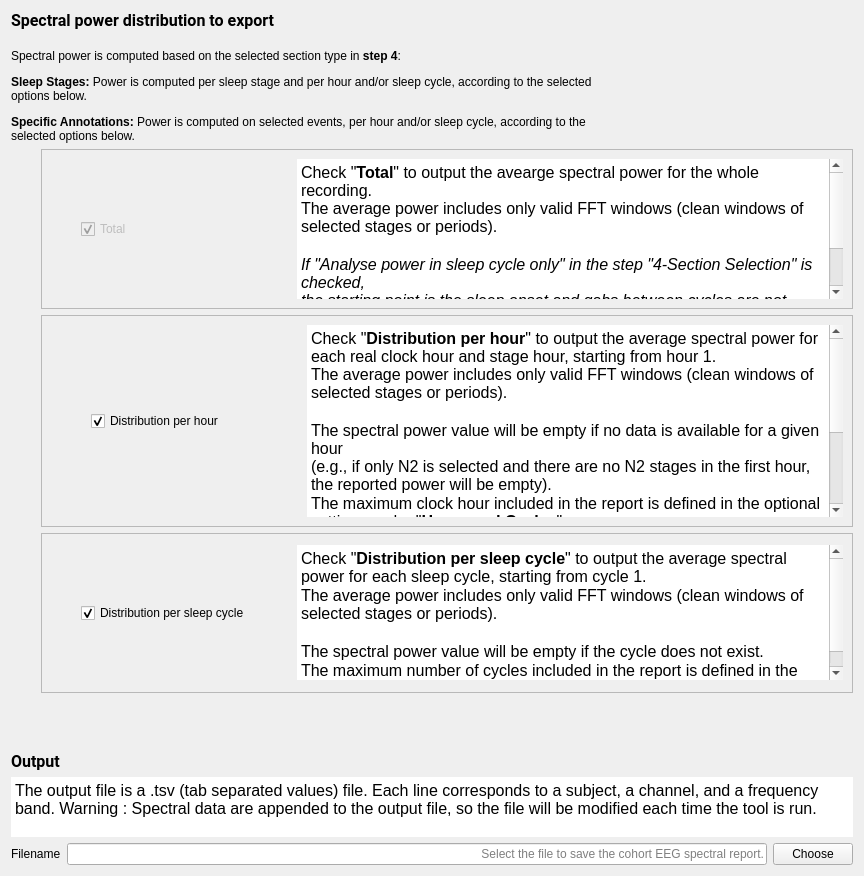
The window that tools/CEAMSTools/PowerSpectralAnalysis/Outputfiles/Ui_Outputfiles.ui (SnoozToolbox/snooz-package-ceams) describes before a commit, drawn with Qt 5.
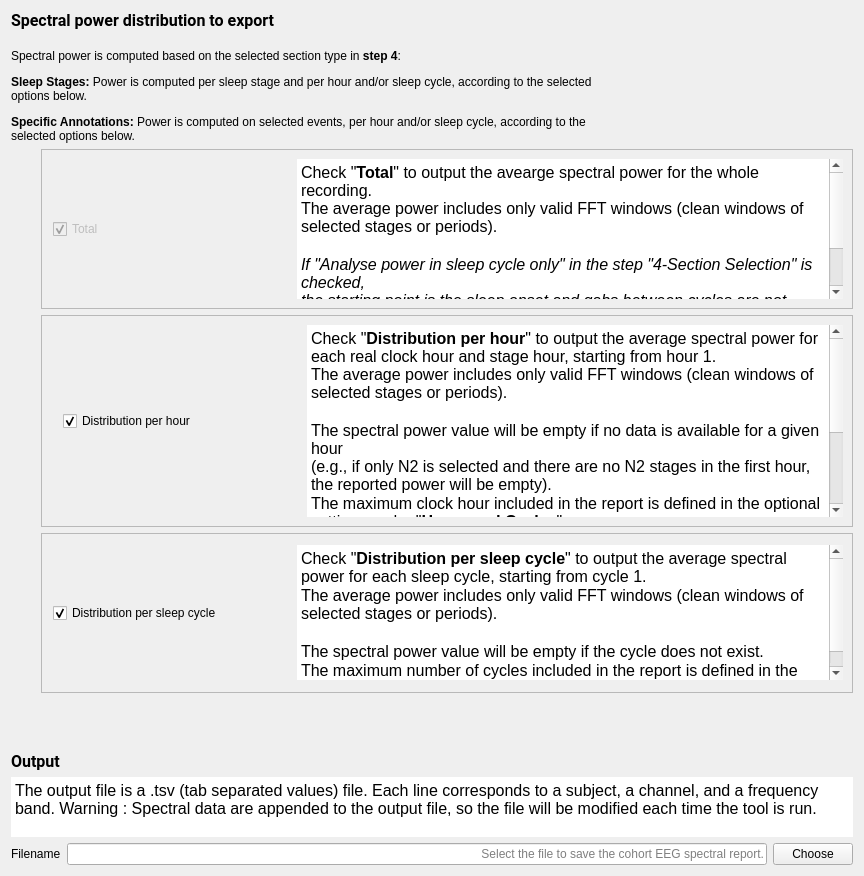
The same window after the commit.

What changed in the file:
```diff
--- a/tools/CEAMSTools/PowerSpectralAnalysis/Outputfiles/Ui_Outputfiles.ui
+++ b/tools/CEAMSTools/PowerSpectralAnalysis/Outputfiles/Ui_Outputfiles.ui
@@ -94,7 +94,7 @@
             </property>
             <property name="sizeHint" stdset="0">
              <size>
-              <width>30</width>
+              <width>2</width>
               <height>20</height>
              </size>
             </property>
@@ -107,13 +107,13 @@
             </property>
             <property name="minimumSize">
              <size>
-              <width>210</width>
+              <width>238</width>
               <height>0</height>
              </size>
             </property>
             <property name="maximumSize">
              <size>
-              <width>210</width>
+              <width>238</width>
               <height>16777215</height>
              </size>
             </property>
@@ -190,7 +190,7 @@
             </property>
             <property name="sizeHint" stdset="0">
              <size>
-              <width>40</width>
+              <width>12</width>
               <height>20</height>
              </size>
             </property>
@@ -200,13 +200,13 @@
            <widget class="QCheckBox" name="hour_checkBox">
             <property name="minimumSize">
              <size>
-              <width>210</width>
+              <width>238</width>
               <height>0</height>
              </size>
             </property>
             <property name="maximumSize">
              <size>
-              <width>210</width>
+              <width>238</width>
               <height>16777215</height>
              </size>
             </property>
@@ -292,7 +292,7 @@
             </property>
             <property name="sizeHint" stdset="0">
              <size>
-              <width>30</width>
+              <width>2</width>
               <height>20</height>
              </size>
             </property>
@@ -302,13 +302,13 @@
            <widget class="QCheckBox" name="cycle_checkBox">
             <property name="minimumSize">
              <size>
-              <width>210</width>
+              <width>238</width>
               <height>0</height>
              </size>
             </property>
             <property name="maximumSize">
              <size>
-              <width>210</width>
+              <width>238</width>
               <height>16777215</height>
              </size>
             </property>
```
